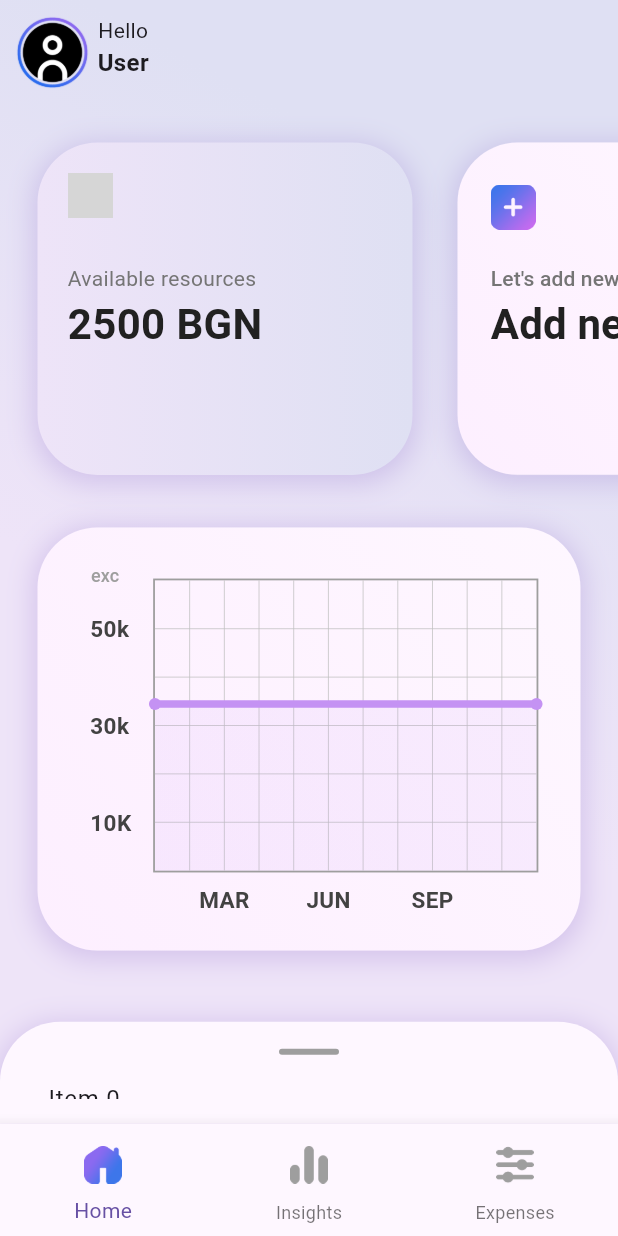
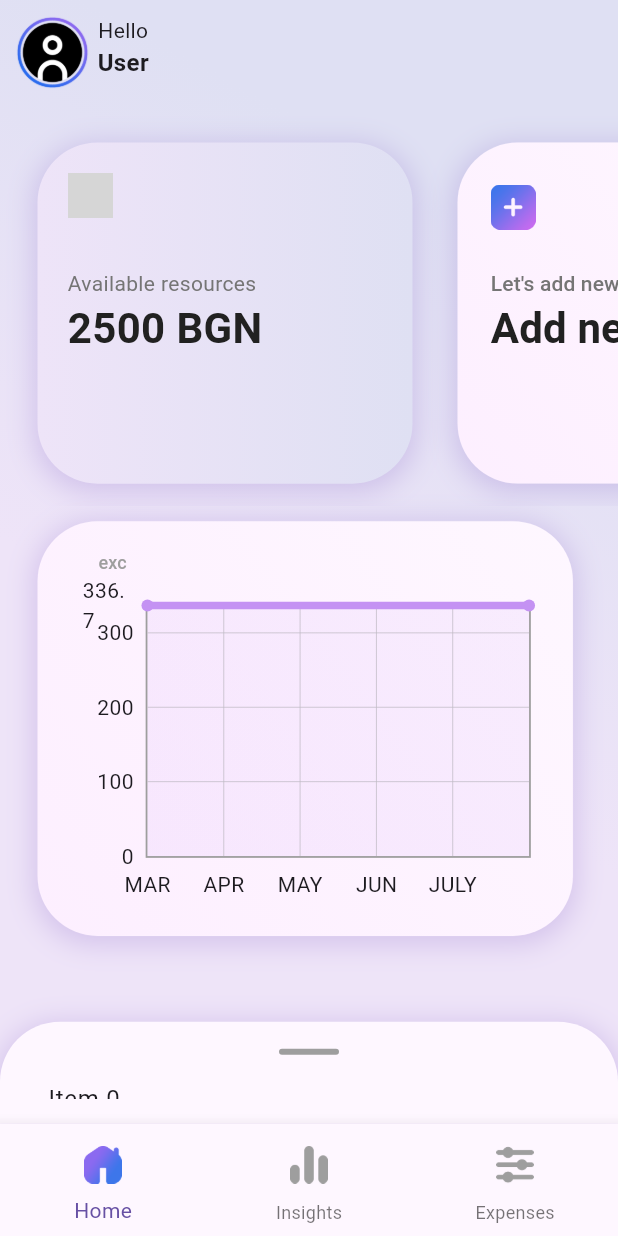
Before and after one commit to MartinPHt/income-tally, a Flutter app: the screen it shows after launch, after a tap on "avg", on a phone screen of 412 x 824 dp. Run offline on Flutter 3.47's test engine with Material 3 defaults, Android fonts, the light colour scheme and no system bars; drawn by our look-alikes of fl_chart; grey boxes are pictures that could not be loaded.

Commit message:
Extended responsive design of home_page and add_expense_view to support phone screens when they are in portrait mode. Implemented functionality for dynamically adding titles and data in line chart. Set it up to rescale dynamically based on the current screen space and to not overflow.

```diff
--- a/lib/services/helpers.dart
+++ b/lib/services/helpers.dart
@@ -27,3 +27,11 @@ abstract class AppColors {
     return newHsl.toColor();
   }
 }
+
+abstract class AppStyles {
+  static const lineChartHeadersStyle = TextStyle(
+    fontWeight: FontWeight.bold,
+    fontSize: 10,
+    color: AppColors.textColor,
+  );
+}
--- a/lib/views/add_expense_view.dart
+++ b/lib/views/add_expense_view.dart
@@ -87,8 +87,11 @@ class AddExpenseViewState extends State<AddExpenseView> {
 
     return SafeArea(
         child: Scaffold(
-      body: Stack(
+      body: SizedBox(
+        height: MediaQuery.of(context).size.height,
+        child: Stack(
           children: [
+            //bottom image
             Positioned(
                 right: decorRight,
                 bottom: decorBottom,
@@ -98,39 +101,11 @@ class AddExpenseViewState extends State<AddExpenseView> {
                   height: decorHeight,
                   alignment: Alignment.bottomRight,
                 )),
-          SizedBox(
-            height: 80,
-            child: Row(
-              children: [
-                Container(
-                    height: 50,
-                    width: 50,
-                    margin: const EdgeInsets.only(left: 20, top: 20),
-                    decoration: BoxDecoration(
-                      color: Colors.white,
-                      borderRadius: BorderRadius.circular(15),
-                      boxShadow: [
-                        BoxShadow(
-                          color: Colors.black.withOpacity(0.2),
-                          spreadRadius: 1,
-                          blurRadius: 10,
-                          offset: const Offset(0, 3),
-                        ),
-                      ],
-                    ),
-                    child: TextButton(
-                      style: TextButton.styleFrom(
-                          overlayColor: Colors.transparent),
-                      onPressed: () {
-                        Navigator.pop(context);
-                      },
-                      child: const Icon(Icons.arrow_back),
-                    ))
-              ],
-            ),
-          ),
-          Container(
-            margin: EdgeInsets.only(left: mainLeftMargin, right: 30),
+            SingleChildScrollView(
+              physics: const BouncingScrollPhysics(),
+              child: Container(
+                margin: EdgeInsets.only(
+                    left: mainLeftMargin, right: 30, bottom: 30),
                 child: Column(
                   mainAxisAlignment: MainAxisAlignment.start,
                   crossAxisAlignment: CrossAxisAlignment.start,
@@ -139,8 +114,8 @@ class AddExpenseViewState extends State<AddExpenseView> {
                       height: startHeight,
                     ),
                     const Text("New expense",
-                    style:
-                        TextStyle(fontSize: 32, fontWeight: FontWeight.bold)),
+                        style: TextStyle(
+                            fontSize: 32, fontWeight: FontWeight.bold)),
                     const Text("Please fill out all fields",
                         style: TextStyle(
                           fontSize: 16,
@@ -148,8 +123,8 @@ class AddExpenseViewState extends State<AddExpenseView> {
                     Container(
                       margin: const EdgeInsets.only(top: 30, bottom: 10),
                       child: const Text("Title",
-                      style:
-                          TextStyle(fontSize: 16, fontWeight: FontWeight.bold)),
+                          style: TextStyle(
+                              fontSize: 16, fontWeight: FontWeight.bold)),
                     ),
                     Container(
                         constraints: BoxConstraints(maxWidth: widgetsMaxWidth),
@@ -161,8 +136,8 @@ class AddExpenseViewState extends State<AddExpenseView> {
                     Container(
                       margin: const EdgeInsets.only(top: 30, bottom: 10),
                       child: const Text("Total",
-                      style:
-                          TextStyle(fontSize: 16, fontWeight: FontWeight.bold)),
+                          style: TextStyle(
+                              fontSize: 16, fontWeight: FontWeight.bold)),
                     ),
                     Container(
                         constraints: BoxConstraints(maxWidth: widgetsMaxWidth),
@@ -182,8 +157,8 @@ class AddExpenseViewState extends State<AddExpenseView> {
                     Container(
                       margin: const EdgeInsets.only(top: 30, bottom: 10),
                       child: const Text("Category",
-                      style:
-                          TextStyle(fontSize: 16, fontWeight: FontWeight.bold)),
+                          style: TextStyle(
+                              fontSize: 16, fontWeight: FontWeight.bold)),
                     ),
                     Container(
                       margin: const EdgeInsets.only(bottom: 10),
@@ -244,8 +219,10 @@ class AddExpenseViewState extends State<AddExpenseView> {
                                       color: Theme.of(context).primaryColor)),
                               child: FilledButton(
                                   style: FilledButton.styleFrom(
-                                backgroundColor: Theme.of(context).canvasColor,
-                                foregroundColor: Theme.of(context).primaryColor,
+                                    backgroundColor:
+                                        Theme.of(context).canvasColor,
+                                    foregroundColor:
+                                        Theme.of(context).primaryColor,
                                   ),
                                   onPressed: () {
                                     Navigator.pop(context);
@@ -259,7 +236,41 @@ class AddExpenseViewState extends State<AddExpenseView> {
                   ],
                 ),
               ),
+            ),
+            //Button
+            SizedBox(
+              height: 80,
+              child: Row(
+                children: [
+                  Container(
+                      height: 50,
+                      width: 50,
+                      margin: const EdgeInsets.only(left: 20, top: 20),
+                      decoration: BoxDecoration(
+                        color: Colors.white,
+                        borderRadius: BorderRadius.circular(15),
+                        boxShadow: [
+                          BoxShadow(
+                            color: Colors.black.withOpacity(0.2),
+                            spreadRadius: 1,
+                            blurRadius: 10,
+                            offset: const Offset(0, 3),
+                          ),
                         ],
+                      ),
+                      child: TextButton(
+                        style: TextButton.styleFrom(
+                            overlayColor: Colors.transparent),
+                        onPressed: () {
+                          Navigator.pop(context);
+                        },
+                        child: const Icon(Icons.arrow_back),
+                      ))
+                ],
+              ),
+            ),
+          ],
+        ),
       ),
     ));
   }
--- a/lib/views/home_page.dart
+++ b/lib/views/home_page.dart
@@ -13,6 +13,8 @@ class HomePage extends StatefulWidget {
 }
 
 class HomePageState extends State<HomePage> {
+  var months = ['MAR', 'APR', 'MAY', 'JUN', 'JULY'];
+
   final DraggableScrollableController sheetController =
       DraggableScrollableController();
 
@@ -26,9 +28,18 @@ class HomePageState extends State<HomePage> {
       isRightExpenseListVisible = true;
     }
 
+    if (MediaQuery.of(context).size.height < 550) {
+      isBottomExpenseListVisible = false;
+      isRightExpenseListVisible = false;
+    }
+
     return Stack(children: [
-      Container(
-        constraints: const BoxConstraints(maxHeight: 1200),
+      SingleChildScrollView(
+        physics: const BouncingScrollPhysics(),
+        child: Container(
+          height: MediaQuery.of(context).size.height -
+              (isBottomExpenseListVisible ? 200 : 70),
+          constraints: const BoxConstraints(maxHeight: 1200, minHeight: 600),
           child: Row(
             children: [
               Expanded(
@@ -46,7 +57,7 @@ class HomePageState extends State<HomePage> {
                               width: MediaQuery.of(context).size.width / 2,
                               height: double.infinity,
                               margin: const EdgeInsets.only(
-                                left: 25, top: 25, right: 15, bottom: 25),
+                                  left: 25, top: 25, right: 15, bottom: 15),
                               constraints: const BoxConstraints(
                                   minWidth: 250, maxWidth: 365),
                               borderThickness: 0.01,
@@ -55,7 +66,8 @@ class HomePageState extends State<HomePage> {
                                 AppColors.backgroundBlue,
                               ]),
                               child: Container(
-                              padding: EdgeInsets.only(left: 10, right: 10),
+                                padding:
+                                    const EdgeInsets.only(left: 10, right: 10),
                                 child: Stack(
                                   alignment: Alignment.center,
                                   children: [
@@ -107,12 +119,13 @@ class HomePageState extends State<HomePage> {
                               width: MediaQuery.of(context).size.width / 2,
                               height: double.infinity,
                               margin: const EdgeInsets.only(
-                                left: 15, top: 25, right: 25, bottom: 25),
+                                  left: 15, top: 25, right: 25, bottom: 15),
                               constraints: const BoxConstraints(
                                   minWidth: 250, maxWidth: 365),
                               child: TextButton(
                                   onPressed: () {
-                                  Navigator.pushNamed(context, "/add_expense");
+                                    Navigator.pushNamed(
+                                        context, "/add_expense");
                                   },
                                   style: TextButton.styleFrom(
                                       overlayColor: Colors.transparent),
@@ -163,35 +176,36 @@ class HomePageState extends State<HomePage> {
                             ),
                           ]),
                     ),
-                  const Expanded(
+                    Expanded(
                       flex: 8,
                       child: Row(
                         children: [
                           Expanded(
                             child: RoundedContainer(
                                 margin: EdgeInsets.only(
-                                  left: 25, top: 10, right: 25, bottom: 70),
-                              padding: EdgeInsets.all(10),
-                              constraints: BoxConstraints(maxWidth: 730),
+                                    left: 25,
+                                    top: 10,
+                                    right: isRightExpenseListVisible ? 0 : 30,
+                                    bottom: 70),
+                                padding: const EdgeInsets.all(10),
+                                constraints:
+                                    const BoxConstraints(maxWidth: 730),
                                 alignment: Alignment.topLeft,
                                 child: CustomLineChart(
-                                data: [
-                                  FlSpot(0, 3),
-                                  FlSpot(2.6, 2),
-                                  FlSpot(4.9, 5),
-                                  FlSpot(6.8, 3.1),
-                                  FlSpot(8, 4),
-                                  FlSpot(9.5, 3),
-                                  FlSpot(11, 4),
+                                  bottomTitlesGenerator: lineChartBottomTitles,
+                                  data: const [
+                                    FlSpot(0, 240),
+                                    FlSpot(1, 590),
+                                    FlSpot(2, 360),
+                                    FlSpot(3, 120),
+                                    FlSpot(4, 10),
+                                    FlSpot(5, 700),
                                   ],
                                 )),
                           ),
                         ],
                       ),
                     ),
-                  Visibility(
-                      visible: isBottomExpenseListVisible,
-                      child: Expanded(flex: 1, child: Container()))
                   ],
                 ),
               ),
@@ -200,8 +214,9 @@ class HomePageState extends State<HomePage> {
                 child: Expanded(
                   flex: 1,
                   child: RoundedContainer(
+                    cornerRadius: 20,
                     margin: const EdgeInsets.only(
-                      left: 10, top: 25, right: 25, bottom: 70),
+                        left: 30, top: 25, right: 25, bottom: 70),
                     child: ListView.builder(
                       physics: const BouncingScrollPhysics(),
                       itemCount: 30,
@@ -215,6 +230,7 @@ class HomePageState extends State<HomePage> {
                 ),
               )
             ],
+          ),
         ),
       ),
       Visibility(
@@ -277,4 +293,20 @@ class HomePageState extends State<HomePage> {
       ),
     ]);
   }
+
+  Widget lineChartBottomTitles(double value, TitleMeta meta) {
+    try {
+      Widget text = Text(months[value.toInt()]);
+
+      return SideTitleWidget(
+        axisSide: meta.axisSide,
+        child: text,
+      );
+    } catch (identifier) {
+      return SideTitleWidget(
+        axisSide: meta.axisSide,
+        child: const Text(''),
+      );
     }
+  }
+}
--- a/lib/views/main_view.dart
+++ b/lib/views/main_view.dart
@@ -5,6 +5,7 @@ import 'package:income_tally/views/home_page.dart';
 import 'package:income_tally/views/table_page.dart';
 import 'package:income_tally/widgets/home_page_header.dart';
 import 'package:income_tally/widgets/insights_page_header.dart';
+import 'package:income_tally/widgets/table_page_header.dart';
 
 class MainView extends StatefulWidget {
   const MainView({super.key});
@@ -27,7 +28,7 @@ class MainViewState extends State<MainView> {
   final List<Widget> _pageHeaders = [
     const HomePageHeader(),
     const InsightsPageHeader(),
-    const Text("Table"),
+    const TablePageHeader(),
   ];
 
   // Function to handle tab switching
--- a/lib/widgets/line_chart.dart
+++ b/lib/widgets/line_chart.dart
@@ -6,7 +6,13 @@ import 'package:income_tally/services/helpers.dart';
 
 class CustomLineChart extends StatefulWidget {
   final List<FlSpot> data;
-  const CustomLineChart({super.key, this.data = const []});
+  final Widget Function(double, TitleMeta) bottomTitlesGenerator;
+
+  const CustomLineChart({
+    super.key,
+    this.data = const [],
+    this.bottomTitlesGenerator = defaultGetTitle,
+  });
 
   @override
   State<CustomLineChart> createState() => _CustomLineChartState();
@@ -19,12 +25,6 @@ class _CustomLineChartState extends State<CustomLineChart> {
   ];
 
   bool showAvg = false;
-
-  static const style = TextStyle(
-    fontWeight: FontWeight.bold,
-    fontSize: 15,
-    color: AppColors.textColor,
-  );
 
   // style of the chart's background lines
   static drawChartLine() {
@@ -44,7 +44,8 @@ class _CustomLineChartState extends State<CustomLineChart> {
 
   @override
   Widget build(BuildContext context) {
-    double sumOfAllValues = widget.data.map((value) => value.y).reduce((a, b) => a + b);
+    double sumOfAllValues =
+        widget.data.map((value) => value.y).reduce((a, b) => a + b);
     double averageValue = sumOfAllValues / widget.data.length;
 
     return Stack(
@@ -52,8 +53,8 @@ class _CustomLineChartState extends State<CustomLineChart> {
         Padding(
           padding: const EdgeInsets.only(
             right: 18,
-            left: 25,
-            top: 24,
+            left: 20,
+            top: 45,
             bottom: 12,
           ),
           child: LineChart(
@@ -61,7 +62,7 @@ class _CustomLineChartState extends State<CustomLineChart> {
           ),
         ),
         Container(
-          margin: const EdgeInsets.only(left: 10, top: 5),
+          margin: const EdgeInsets.only(left: 15),
           width: 50,
           height: 34,
           child: TextButton(
@@ -83,56 +84,12 @@ class _CustomLineChartState extends State<CustomLineChart> {
     );
   }
 
-  Widget bottomTitleWidgets(double value, TitleMeta meta) {
-    Widget text;
-    switch (value.toInt()) {
-      case 2:
-        text = const Text('MAR', style: style);
-        break;
-      case 5:
-        text = const Text('JUN', style: style);
-        break;
-      case 8:
-        text = const Text('SEP', style: style);
-        break;
-      default:
-        text = const Text('', style: style);
-        break;
-    }
-
-    return SideTitleWidget(
-      axisSide: meta.axisSide,
-      child: text,
-    );
-  }
-
-  Widget leftTitleWidgets(double value, TitleMeta meta) {
-    String text;
-    switch (value.toInt()) {
-      case 1:
-        text = '10K';
-        break;
-      case 3:
-        text = '30k';
-        break;
-      case 5:
-        text = '50k';
-        break;
-      default:
-        return Container();
-    }
-
-    return Text(text, style: style, textAlign: TextAlign.left);
-  }
-
   LineChartData mainData() {
     return LineChartData(
       //Grid style (background grid)
       gridData: FlGridData(
         show: true,
         drawVerticalLine: true,
-        horizontalInterval: 1,
-        verticalInterval: 1,
         getDrawingHorizontalLine: (value) {
           return drawChartLine();
         },
@@ -154,27 +111,25 @@ class _CustomLineChartState extends State<CustomLineChart> {
             showTitles: true,
             reservedSize: 30,
             interval: 1,
-            getTitlesWidget: bottomTitleWidgets,
+            getTitlesWidget: widget.bottomTitlesGenerator,
           ),
         ),
-        leftTitles: AxisTitles(
+        leftTitles: const AxisTitles(
           sideTitles: SideTitles(
             showTitles: true,
-            interval: 1,
-            getTitlesWidget: leftTitleWidgets,
+            //getTitlesWidget: leftTitleWidgets,
             reservedSize: 42,
           ),
         ),
       ),
       borderData: generateFlBorderData(),
       minX: 0,
-      maxX: 11,
       minY: 0,
-      maxY: 6,
       lineBarsData: [
         LineChartBarData(
           spots: widget.data,
           isCurved: true,
+          preventCurveOverShooting: true,
           gradient: LinearGradient(
             colors: gradientColors,
           ),
@@ -204,8 +159,6 @@ class _CustomLineChartState extends State<CustomLineChart> {
       gridData: FlGridData(
         show: true,
         drawHorizontalLine: true,
-        verticalInterval: 1,
-        horizontalInterval: 1,
         getDrawingVerticalLine: (value) {
           return drawChartLine();
         },
@@ -219,16 +172,14 @@ class _CustomLineChartState extends State<CustomLineChart> {
           sideTitles: SideTitles(
             showTitles: true,
             reservedSize: 30,
-            getTitlesWidget: bottomTitleWidgets,
+            getTitlesWidget: widget.bottomTitlesGenerator,
             interval: 1,
           ),
         ),
-        leftTitles: AxisTitles(
+        leftTitles: const AxisTitles(
           sideTitles: SideTitles(
             showTitles: true,
-            getTitlesWidget: leftTitleWidgets,
             reservedSize: 42,
-            interval: 1,
           ),
         ),
         topTitles: const AxisTitles(
@@ -240,14 +191,12 @@ class _CustomLineChartState extends State<CustomLineChart> {
       ),
       borderData: generateFlBorderData(),
       minX: 0,
-      maxX: 11,
       minY: 0,
-      maxY: 6,
       lineBarsData: [
         LineChartBarData(
           spots: [
-             FlSpot(values.reduce(min), averageValue),
-             FlSpot(values.reduce(max), averageValue),
+            FlSpot(values.reduce(min), averageValue),
+            FlSpot(values.reduce(max), averageValue),
           ],
           isCurved: true,
           gradient: LinearGradient(
```
Lines whose indentation alone changed are shown as unchanged.
